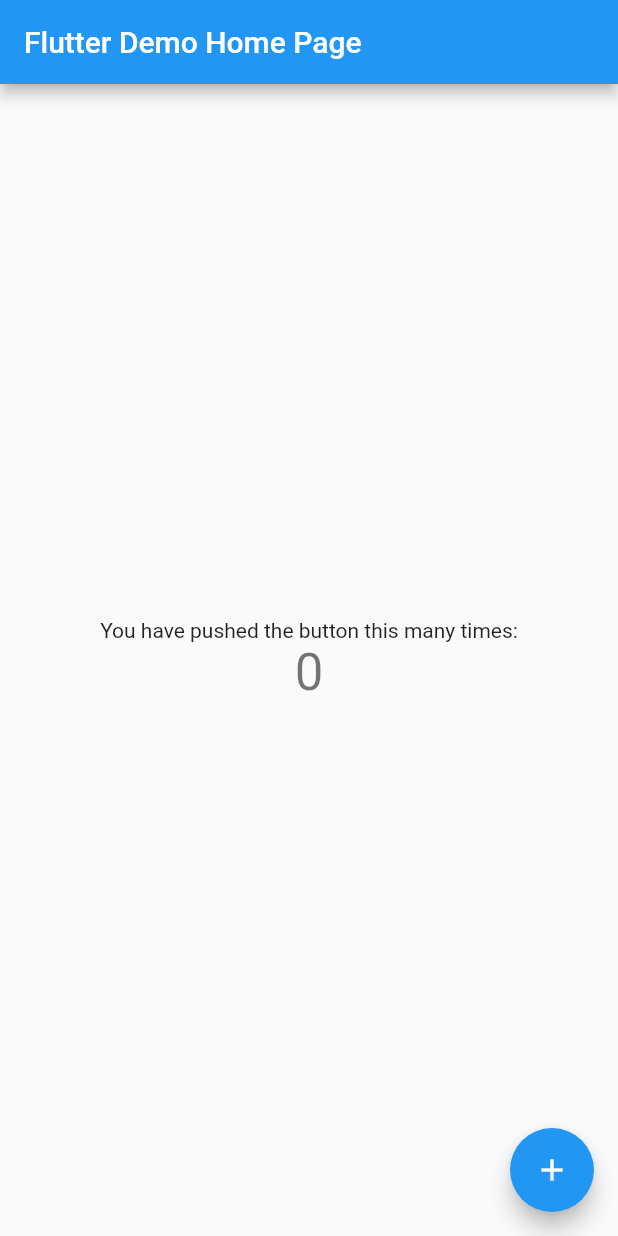
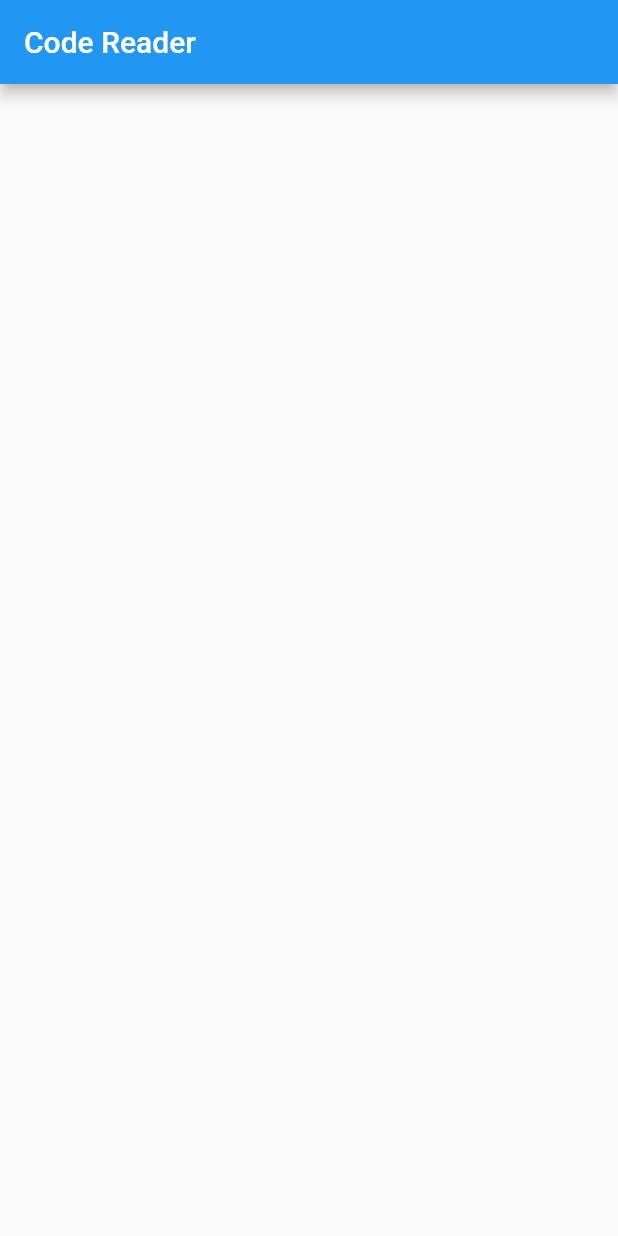
Before and after one commit to suriya43426/flutter-barcode-reader, a Flutter app: the screen it shows after launch, on a phone screen of 412 x 824 dp. Run offline on Flutter 3.47's test engine with Material 2 defaults, Android fonts, the phone set to English and light mode, and no system bars.

Commit message:
set title

```diff
--- a/lib/main.dart
+++ b/lib/main.dart
@@ -5,43 +5,21 @@ void main() {
 }
 
 class MyApp extends StatelessWidget {
-  // This widget is the root of your application.
   @override
   Widget build(BuildContext context) {
     return MaterialApp(
-      title: 'Flutter Demo',
+      title: 'Nextflow Flutter Widget Today',
       theme: ThemeData(
-        // This is the theme of your application.
-        //
-        // Try running your application with "flutter run". You'll see the
-        // application has a blue toolbar. Then, without quitting the app, try
-        // changing the primarySwatch below to Colors.green and then invoke
-        // "hot reload" (press "r" in the console where you ran "flutter run",
-        // or simply save your changes to "hot reload" in a Flutter IDE).
-        // Notice that the counter didn't reset back to zero; the application
-        // is not restarted.
         primarySwatch: Colors.blue,
-        // This makes the visual density adapt to the platform that you run
-        // the app on. For desktop platforms, the controls will be smaller and
-        // closer together (more dense) than on mobile platforms.
         visualDensity: VisualDensity.adaptivePlatformDensity,
       ),
-      home: MyHomePage(title: 'Flutter Demo Home Page'),
+      home: MyHomePage(title: 'Code Reader'),
     );
   }
 }
 
 class MyHomePage extends StatefulWidget {
   MyHomePage({Key key, this.title}) : super(key: key);
-
-  // This widget is the home page of your application. It is stateful, meaning
-  // that it has a State object (defined below) that contains fields that affect
-  // how it looks.
-
-  // This class is the configuration for the state. It holds the values (in this
-  // case the title) provided by the parent (in this case the App widget) and
-  // used by the build method of the State. Fields in a Widget subclass are
-  // always marked "final".
 
   final String title;
 
@@ -50,68 +28,12 @@ class MyHomePage extends StatefulWidget {
 }
 
 class _MyHomePageState extends State<MyHomePage> {
-  int _counter = 0;
-
-  void _incrementCounter() {
-    setState(() {
-      // This call to setState tells the Flutter framework that something has
-      // changed in this State, which causes it to rerun the build method below
-      // so that the display can reflect the updated values. If we changed
-      // _counter without calling setState(), then the build method would not be
-      // called again, and so nothing would appear to happen.
-      _counter++;
-    });
-  }
-
   @override
   Widget build(BuildContext context) {
-    // This method is rerun every time setState is called, for instance as done
-    // by the _incrementCounter method above.
-    //
-    // The Flutter framework has been optimized to make rerunning build methods
-    // fast, so that you can just rebuild anything that needs updating rather
-    // than having to individually change instances of widgets.
     return Scaffold(
-      appBar: AppBar(
-        // Here we take the value from the MyHomePage object that was created by
-        // the App.build method, and use it to set our appbar title.
-        title: Text(widget.title),
-      ),
-      body: Center(
-        // Center is a layout widget. It takes a single child and positions it
-        // in the middle of the parent.
-        child: Column(
-          // Column is also a layout widget. It takes a list of children and
-          // arranges them vertically. By default, it sizes itself to fit its
-          // children horizontally, and tries to be as tall as its parent.
-          //
-          // Invoke "debug painting" (press "p" in the console, choose the
-          // "Toggle Debug Paint" action from the Flutter Inspector in Android
-          // Studio, or the "Toggle Debug Paint" command in Visual Studio Code)
-          // to see the wireframe for each widget.
-          //
-          // Column has various properties to control how it sizes itself and
-          // how it positions its children. Here we use mainAxisAlignment to
-          // center the children vertically; the main axis here is the vertical
-          // axis because Columns are vertical (the cross axis would be
-          // horizontal).
-          mainAxisAlignment: MainAxisAlignment.center,
-          children: <Widget>[
-            Text(
-              'You have pushed the button this many times:',
-            ),
-            Text(
-              '$_counter',
-              style: Theme.of(context).textTheme.headline4,
-            ),
-          ],
+        appBar: AppBar(
+          title: Text(widget.title),
         ),
-      ),
-      floatingActionButton: FloatingActionButton(
-        onPressed: _incrementCounter,
-        tooltip: 'Increment',
-        child: Icon(Icons.add),
-      ), // This trailing comma makes auto-formatting nicer for build methods.
-    );
+        body: Container());
   }
 }
```
